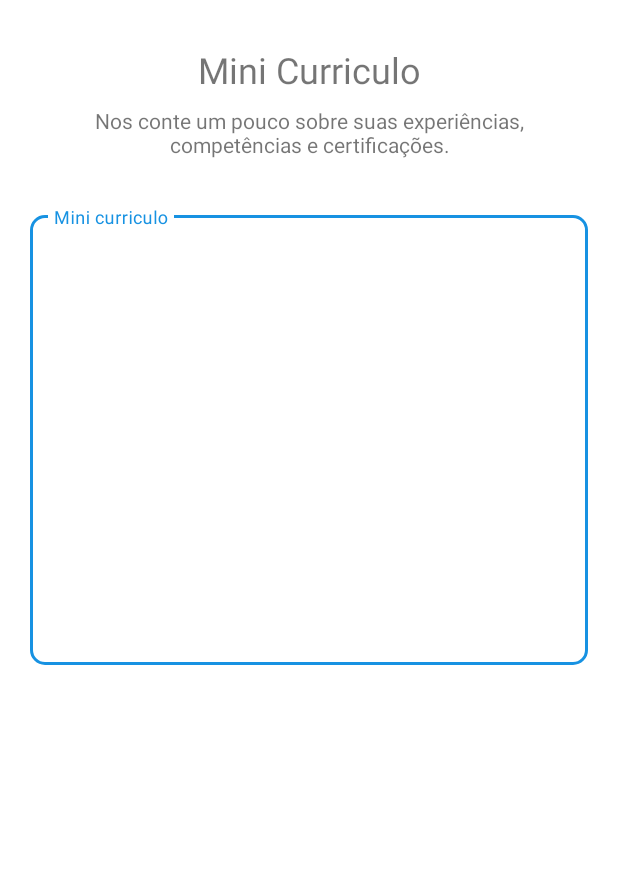
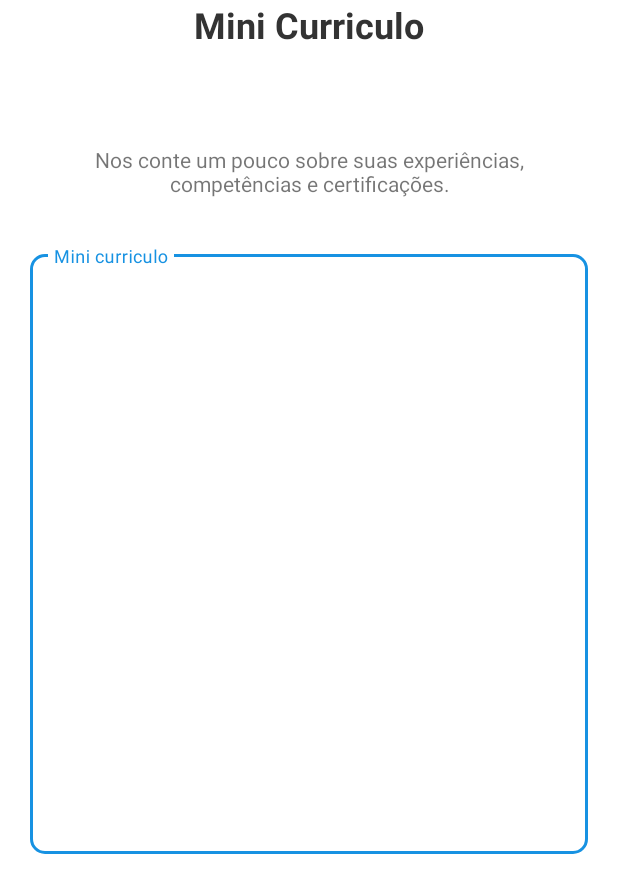
Before and after one commit to jwlds/TeethKids, an Android app: the fragment ResumeFragment shown on its own in the app's theme, on a phone screen of 412 x 824 dp. Shown: the top 893 px of the screen. Run offline under Robolectric (Android 15) with nearby library versions, the phone set to English and light mode, and no system bars.

Commit message:
Update: education and resume fragment interface change

```diff
--- a/app/src/main/res/layout/fragment_resume.xml
+++ b/app/src/main/res/layout/fragment_resume.xml
@@ -16,10 +16,11 @@
             android:id="@+id/labelTitle"
             android:layout_width="0dp"
             android:layout_height="wrap_content"
-            android:layout_marginTop="30dp"
-            android:gravity="center"
             android:text="Mini Curriculo"
+            android:textAlignment="center"
+            android:textColor="#333333"
             android:textSize="24sp"
+            android:textStyle="bold"
             app:layout_constraintEnd_toEndOf="parent"
             app:layout_constraintStart_toStartOf="parent"
             app:layout_constraintTop_toTopOf="parent" />
@@ -29,7 +30,7 @@
             android:layout_width="match_parent"
             android:layout_height="wrap_content"
             android:layout_marginStart="20dp"
-            android:layout_marginTop="8dp"
+            android:layout_marginTop="64dp"
             android:layout_marginEnd="20dp"
             android:gravity="center"
             android:text="Nos conte um pouco sobre suas experiências, competências e certificações."
@@ -58,10 +59,10 @@
             <com.google.android.material.textfield.TextInputEditText
                 android:id="@+id/edtDescription"
                 android:layout_width="match_parent"
-                android:layout_height="300dp"
+                android:layout_height="400dp"
                 android:hint="Mini curriculo"
                 android:inputType="textMultiLine"
-                android:textAlignment="textStart" />
+                android:gravity="top" />
 
         </com.google.android.material.textfield.TextInputLayout>
 
--- a/app/src/main/res/values/strings.xml
+++ b/app/src/main/res/values/strings.xml
@@ -74,7 +74,7 @@
     <string name="string_address_number">Número</string>
 
     <!-- TODO: Strings para titulos -->
-    <string name="string_education_register_page_title">Acadêmico</string>
+    <string name="string_education_register_page_title">Onde você estudou?</string>
     <string name="string_login_page_title">Seja bem vindo!</string>
     <string name="string_help_page_title">Sobre o App</string>
     <string name="string_address_register_page_title">Onde podemos te encontrar?</string>
```
Also changed, not shown: app/src/main/res/layout/fragment_education.xml (+17 -6 lines), app/src/main/res/drawable/education.png (added).
